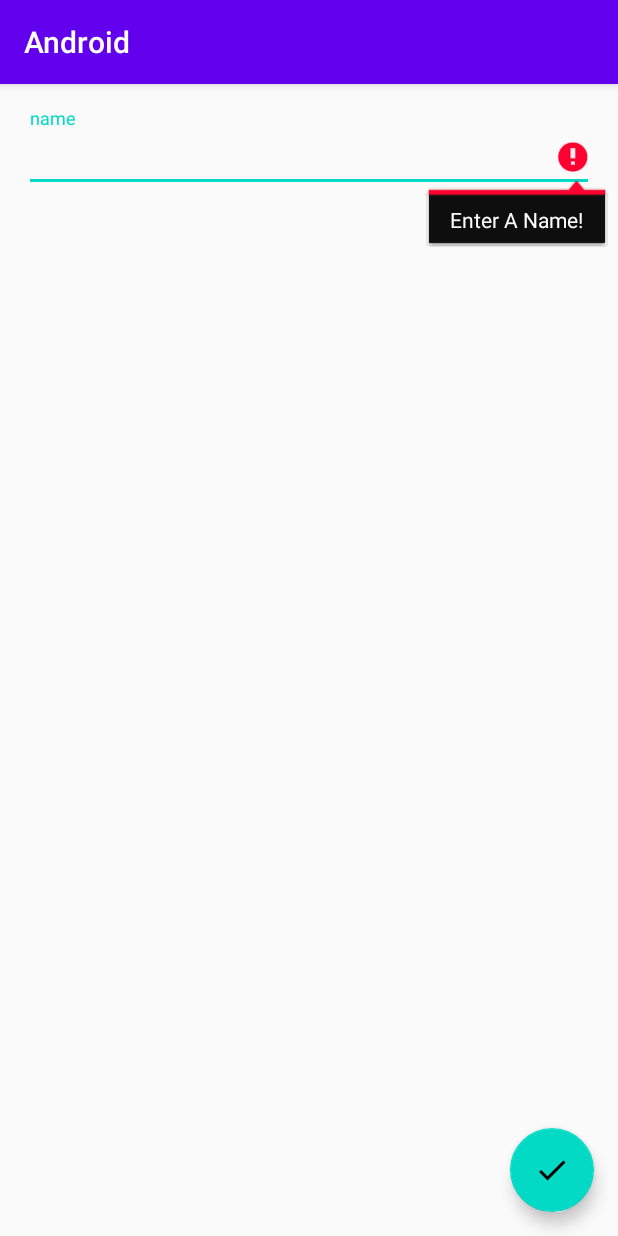
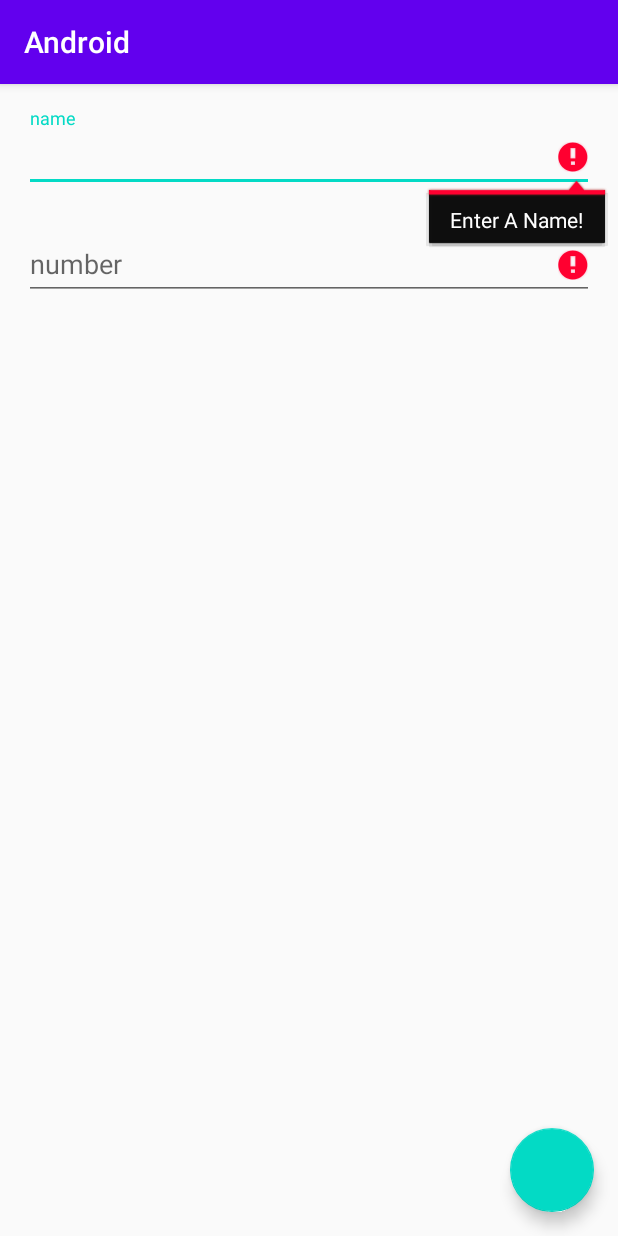
Before and after one commit to mariam45677/test_1, an Android app: the AddContactActivity screen opened directly, with no data from a screen before it, after a tap on an icon or button, on a phone screen of 412 x 824 dp. Run offline under Robolectric (Android 15) with nearby library versions, the phone set to English and light mode, and no system bars.

```diff
--- a/app/src/main/java/com/examble/android/AddContactActivity.java
+++ b/app/src/main/java/com/examble/android/AddContactActivity.java
@@ -17,7 +17,7 @@ public class AddContactActivity extends AppCompatActivity {
     View.OnClickListener onClickListener = new View.OnClickListener() {
         @Override
         public void onClick(View v) {
-            Contact contact = checkForError(edName.getText().toString());
+            Contact contact = checkForError(edName.getText().toString(),edNumber.getText().toString());
             if (contact != null) {
                 Intent resault_Intent = new Intent();
                 resault_Intent.putExtra("contact", contact);
@@ -45,19 +45,20 @@ public class AddContactActivity extends AppCompatActivity {
 
     private void myFindById() {
         edName = findViewById(R.id.et_name);
+        edNumber = findViewById(R.id.edNumber);
         floatingActionButton = findViewById(R.id.fab);
     }
 
-    private Contact checkForError(String name) { //if you add img add error detect for it
+    private Contact checkForError(String name,String number) { //if you add img add error detect for it
         boolean allIsFine = true;
         if (name == null || name.isEmpty()) {
             edName.setError("Enter A Name!");
             allIsFine = false;
         }
-       // if (number == null || number.isEmpty()) {
-         //   edNumber.setError("Enter A Number!");
-           // allIsFine = false;
-        //}
+        if (number == null || number.isEmpty()) {
+            edNumber.setError("Enter A Number!");
+            allIsFine = false;
+        }
         if (allIsFine) {
             return new Contact(name);
         } else {
--- a/app/src/main/res/layout/activity_add_contact.xml
+++ b/app/src/main/res/layout/activity_add_contact.xml
@@ -20,6 +20,20 @@
 
 
     </com.google.android.material.textfield.TextInputLayout>
+    <com.google.android.material.textfield.TextInputLayout
+        android:id="@+id/number_layout"
+        android:layout_width="match_parent"
+        android:layout_height="wrap_content"
+        android:layout_margin="16dp"
+        app:layout_constraintTop_toBottomOf="@id/name_layout">
+        <com.google.android.material.textfield.TextInputEditText
+            android:id="@+id/edNumber"
+            android:layout_width="match_parent"
+            android:layout_height="wrap_content"
+            android:hint="number"
+            android:inputType="phone"/>
+    </com.google.android.material.textfield.TextInputLayout>
+
     <com.google.android.material.floatingactionbutton.FloatingActionButton
        android:layout_width="wrap_content"
        android:id="@+id/fab"
@@ -27,7 +41,7 @@
        app:layout_constraintBottom_toBottomOf="parent"
        app:layout_constraintEnd_toEndOf="parent"
        android:layout_margin="16dp"
-       android:src="@drawable/ic_done"/>
+       />
 
 
 </androidx.constraintlayout.widget.ConstraintLayout>
--- a/app/src/main/res/layout/activity_main.xml
+++ b/app/src/main/res/layout/activity_main.xml
@@ -15,13 +15,13 @@
         tools:ignore="MissingConstraints" />
 
 <com.google.android.material.floatingactionbutton.FloatingActionButton
-        android:id="@+id/fab"
+        android:id="@+id/fab_add"
         android:layout_width="wrap_content"
         android:layout_height="wrap_content"
         app:layout_constraintBottom_toBottomOf="parent"
         app:layout_constraintEnd_toEndOf="parent"
         android:layout_margin="16dp"
-        android:src="@drawable/ic_add"/>
+        />
 
 
 
```
Also changed, not shown: app/build.gradle (+9 -2 lines), app/src/main/java/com/examble/android/AdapterView.java (+5 -2 lines), app/src/main/java/com/examble/android/Contact.java (+34 -13 lines), app/src/main/java/com/examble/android/MainActivity.java (+29 -11 lines), app/src/main/java/com/examble/android/db/AppDatabase.java (added, +28 -0 lines), app/src/main/java/com/examble/android/db/ContactDao.java (added, +29 -0 lines), app/src/main/res/layout/rv_items.xml (+9 -0 lines).
